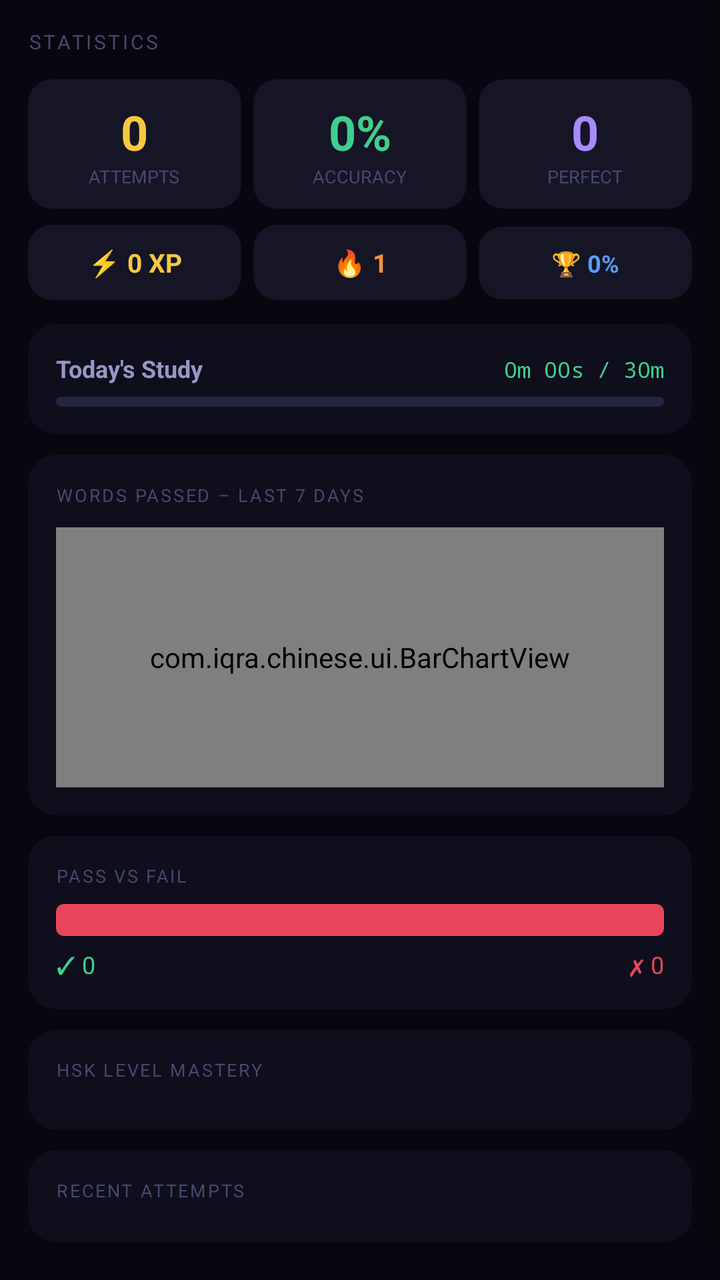
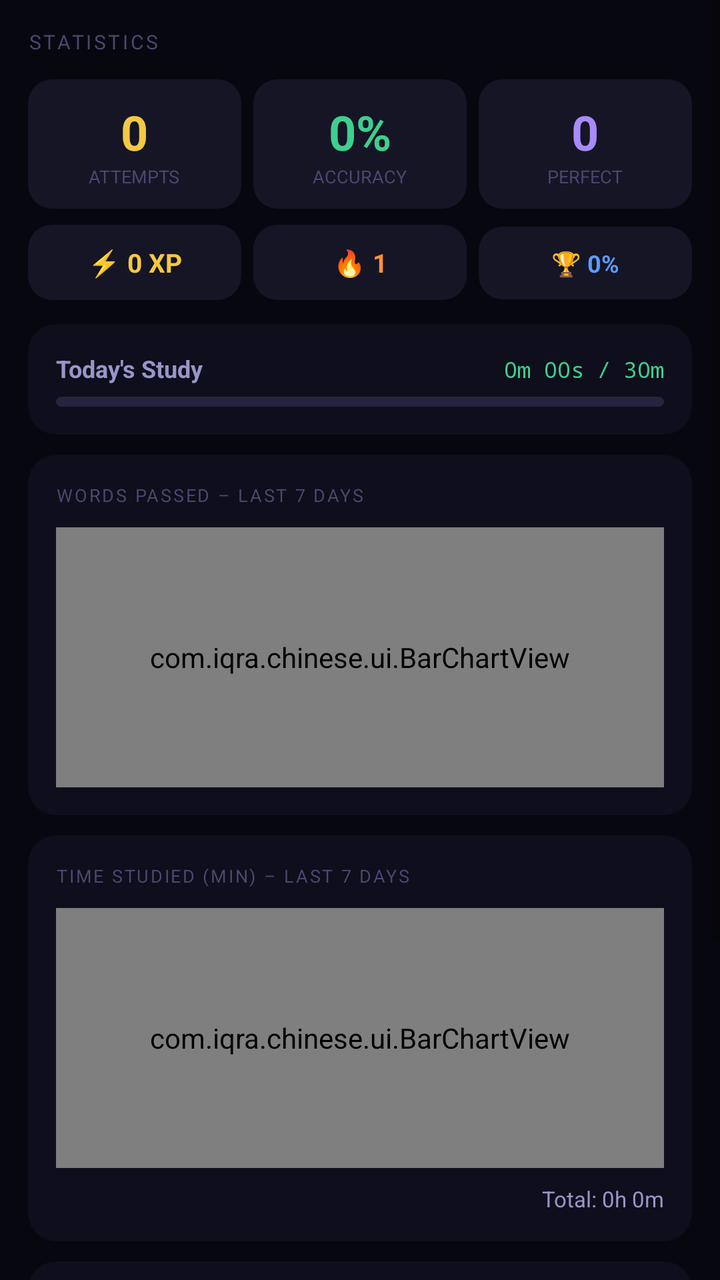

Two renders of the same Android screen: before a commit and after it. Below are the layout's source before the change and the commit's diff.
<!-- AndroidManifest.xml: application theme AppTheme -->
<!-- res/layout/fragment_stats.xml -->
<?xml version="1.0" encoding="utf-8"?>
<ScrollView xmlns:android="http://schemas.android.com/apk/res/android"
    xmlns:app="http://schemas.android.com/apk/res-auto"
    android:layout_width="match_parent" android:layout_height="match_parent"
    android:background="@color/bg">
    <LinearLayout android:layout_width="match_parent" android:layout_height="wrap_content"
        android:orientation="vertical" android:padding="14dp">

        <TextView android:layout_width="wrap_content" android:layout_height="wrap_content"
            android:text="STATISTICS" android:textSize="10sp" android:textColor="@color/text_muted"
            android:letterSpacing="0.12" android:layout_marginBottom="12dp"/>

        
        <LinearLayout android:layout_width="match_parent" android:layout_height="wrap_content"
            android:orientation="horizontal" android:layout_marginBottom="8dp">
            <LinearLayout android:layout_width="0dp" android:layout_height="wrap_content"
                android:layout_weight="1" android:orientation="vertical" android:gravity="center"
                android:background="@drawable/bg_stat" android:padding="10dp" android:layout_marginEnd="6dp">
                <TextView android:id="@+id/tvAttempts" android:layout_width="wrap_content"
                    android:layout_height="wrap_content" android:text="0"
                    android:textSize="24sp" android:textStyle="bold" android:textColor="@color/gold"/>
                <TextView android:layout_width="wrap_content" android:layout_height="wrap_content"
                    android:text="ATTEMPTS" android:textSize="9sp" android:textColor="@color/text_muted"/>
            </LinearLayout>
            <LinearLayout android:layout_width="0dp" android:layout_height="wrap_content"
                android:layout_weight="1" android:orientation="vertical" android:gravity="center"
                android:background="@drawable/bg_stat" android:padding="10dp" android:layout_marginEnd="6dp">
                <TextView android:id="@+id/tvAccuracy" android:layout_width="wrap_content"
                    android:layout_height="wrap_content" android:text="0%"
                    android:textSize="24sp" android:textStyle="bold" android:textColor="@color/jade"/>
                <TextView android:layout_width="wrap_content" android:layout_height="wrap_content"
                    android:text="ACCURACY" android:textSize="9sp" android:textColor="@color/text_muted"/>
            </LinearLayout>
            <LinearLayout android:layout_width="0dp" android:layout_height="wrap_content"
                android:layout_weight="1" android:orientation="vertical" android:gravity="center"
                android:background="@drawable/bg_stat" android:padding="10dp">
                <TextView android:id="@+id/tvMastered" android:layout_width="wrap_content"
                    android:layout_height="wrap_content" android:text="0"
                    android:textSize="24sp" android:textStyle="bold" android:textColor="@color/violet"/>
                <TextView android:layout_width="wrap_content" android:layout_height="wrap_content"
                    android:text="PERFECT" android:textSize="9sp" android:textColor="@color/text_muted"/>
            </LinearLayout>
        </LinearLayout>

        <LinearLayout android:layout_width="match_parent" android:layout_height="wrap_content"
            android:orientation="horizontal" android:layout_marginBottom="12dp">
            <TextView android:id="@+id/tvXP" android:layout_width="0dp" android:layout_height="wrap_content"
                android:layout_weight="1" android:text="⚡ 0 XP"
                android:textSize="13sp" android:textStyle="bold" android:textColor="@color/gold"
                android:background="@drawable/bg_stat" android:padding="10dp"
                android:gravity="center" android:layout_marginEnd="6dp"/>
            <TextView android:id="@+id/tvStreak" android:layout_width="0dp" android:layout_height="wrap_content"
                android:layout_weight="1" android:text="🔥 1"
                android:textSize="13sp" android:textStyle="bold" android:textColor="@color/amber"
                android:background="@drawable/bg_stat" android:padding="10dp"
                android:gravity="center" android:layout_marginEnd="6dp"/>
            <TextView android:id="@+id/tvBest" android:layout_width="0dp" android:layout_height="wrap_content"
                android:layout_weight="1" android:text="🏆 0%"
                android:textSize="12sp" android:textStyle="bold" android:textColor="@color/sapphire"
                android:background="@drawable/bg_stat" android:padding="10dp" android:gravity="center"/>
        </LinearLayout>

        
        <androidx.cardview.widget.CardView android:layout_width="match_parent"
            android:layout_height="wrap_content" android:layout_marginBottom="10dp"
            app:cardBackgroundColor="@color/bg2" app:cardCornerRadius="14dp" app:cardElevation="0dp">
            <LinearLayout android:layout_width="match_parent" android:layout_height="wrap_content"
                android:orientation="vertical" android:padding="14dp">
                <LinearLayout android:layout_width="match_parent" android:layout_height="wrap_content"
                    android:orientation="horizontal" android:layout_marginBottom="6dp">
                    <TextView android:layout_width="0dp" android:layout_height="wrap_content"
                        android:layout_weight="1" android:text="Today's Study"
                        android:textSize="12sp" android:textStyle="bold" android:textColor="@color/text_secondary"/>
                    <TextView android:id="@+id/tvDaily" android:layout_width="wrap_content"
                        android:layout_height="wrap_content" android:text="0m 00s / 30m"
                        android:textSize="11sp" android:textColor="@color/jade" android:fontFamily="monospace"/>
                </LinearLayout>
                <ProgressBar android:id="@+id/pbDaily"
                    style="?android:attr/progressBarStyleHorizontal"
                    android:layout_width="match_parent" android:layout_height="5dp"
                    android:progressDrawable="@drawable/pb_daily" android:max="100"/>
            </LinearLayout>
        </androidx.cardview.widget.CardView>

        
        <androidx.cardview.widget.CardView android:layout_width="match_parent"
            android:layout_height="wrap_content" android:layout_marginBottom="10dp"
            app:cardBackgroundColor="@color/bg2" app:cardCornerRadius="14dp" app:cardElevation="0dp">
            <LinearLayout android:layout_width="match_parent" android:layout_height="wrap_content"
                android:orientation="vertical" android:padding="14dp">
                <TextView android:layout_width="wrap_content" android:layout_height="wrap_content"
                    android:text="WORDS PASSED – LAST 7 DAYS" android:textSize="9sp"
                    android:textColor="@color/text_muted" android:letterSpacing="0.1"
                    android:layout_marginBottom="10dp"/>
                <com.iqra.chinese.ui.BarChartView android:id="@+id/barChart"
                    android:layout_width="match_parent" android:layout_height="130dp"/>
            </LinearLayout>
        </androidx.cardview.widget.CardView>

        
        <androidx.cardview.widget.CardView android:layout_width="match_parent"
            android:layout_height="wrap_content" android:layout_marginBottom="10dp"
            app:cardBackgroundColor="@color/bg2" app:cardCornerRadius="14dp" app:cardElevation="0dp">
            <LinearLayout android:layout_width="match_parent" android:layout_height="wrap_content"
                android:orientation="vertical" android:padding="14dp">
                <TextView android:layout_width="wrap_content" android:layout_height="wrap_content"
                    android:text="PASS VS FAIL" android:textSize="9sp" android:textColor="@color/text_muted"
                    android:letterSpacing="0.1" android:layout_marginBottom="8dp"/>
                <ProgressBar android:id="@+id/pbPassFail"
                    style="?android:attr/progressBarStyleHorizontal"
                    android:layout_width="match_parent" android:layout_height="16dp"
                    android:progressDrawable="@drawable/pb_pass_fail"
                    android:max="100" android:layout_marginBottom="6dp"/>
                <LinearLayout android:layout_width="match_parent" android:layout_height="wrap_content"
                    android:orientation="horizontal">
                    <TextView android:id="@+id/tvPass" android:layout_width="wrap_content"
                        android:layout_height="wrap_content" android:text="✓ 0"
                        android:textSize="12sp" android:textColor="@color/jade"/>
                    <View android:layout_width="0dp" android:layout_height="1dp" android:layout_weight="1"/>
                    <TextView android:id="@+id/tvFail" android:layout_width="wrap_content"
                        android:layout_height="wrap_content" android:text="✗ 0"
                        android:textSize="12sp" android:textColor="@color/ruby"/>
                </LinearLayout>
            </LinearLayout>
        </androidx.cardview.widget.CardView>

        
        <androidx.cardview.widget.CardView android:layout_width="match_parent"
            android:layout_height="wrap_content" android:layout_marginBottom="10dp"
            app:cardBackgroundColor="@color/bg2" app:cardCornerRadius="14dp" app:cardElevation="0dp">
            <LinearLayout android:layout_width="match_parent" android:layout_height="wrap_content"
                android:orientation="vertical" android:padding="14dp">
                <TextView android:layout_width="wrap_content" android:layout_height="wrap_content"
                    android:text="HSK LEVEL MASTERY" android:textSize="9sp"
                    android:textColor="@color/text_muted" android:letterSpacing="0.1"
                    android:layout_marginBottom="10dp"/>
                <LinearLayout android:id="@+id/llLevelProgress" android:layout_width="match_parent"
                    android:layout_height="wrap_content" android:orientation="vertical"/>
            </LinearLayout>
        </androidx.cardview.widget.CardView>

        
        <androidx.cardview.widget.CardView android:layout_width="match_parent"
            android:layout_height="wrap_content" android:layout_marginBottom="24dp"
            app:cardBackgroundColor="@color/bg2" app:cardCornerRadius="14dp" app:cardElevation="0dp">
            <LinearLayout android:layout_width="match_parent" android:layout_height="wrap_content"
                android:orientation="vertical" android:padding="14dp">
                <TextView android:layout_width="wrap_content" android:layout_height="wrap_content"
                    android:text="RECENT ATTEMPTS" android:textSize="9sp"
                    android:textColor="@color/text_muted" android:letterSpacing="0.1"
                    android:layout_marginBottom="6dp"/>
                <LinearLayout android:id="@+id/llRecent" android:layout_width="match_parent"
                    android:layout_height="wrap_content" android:orientation="vertical"/>
            </LinearLayout>
        </androidx.cardview.widget.CardView>
    </LinearLayout>
</ScrollView>
<!-- resources referenced by this layout -->
<resources>
  <color name="amber">#FB923C</color>
  <color name="bg">#07070F</color>
  <color name="bg2">#0E0E1C</color>
  <color name="gold">#F5C842</color>
  <color name="jade">#3ECF8E</color>
  <color name="ruby">#E8455A</color>
  <color name="sapphire">#5B9CF6</color>
  <color name="text_muted">#4A4870</color>
  <color name="text_secondary">#9896C8</color>
  <color name="violet">#A78BFA</color>
  <!-- drawable bg_stat (drawable) -->
  <?xml version="1.0" encoding="utf-8"?>
  <shape xmlns:android="http://schemas.android.com/apk/res/android">
      <solid android:color="#151526"/>
      <corners android:radius="12dp"/>
  </shape>
  <!-- drawable pb_daily (drawable) -->
  <?xml version="1.0" encoding="utf-8"?>
  <layer-list xmlns:android="http://schemas.android.com/apk/res/android">
      <item android:id="@android:id/background">
          <shape><solid android:color="#242440"/><corners android:radius="3dp"/></shape>
      </item>
      <item android:id="@android:id/progress">
          <clip><shape>
              <gradient android:startColor="#3ECF8E" android:endColor="#F5C842" android:angle="0"/>
              <corners android:radius="3dp"/>
          </shape></clip>
      </item>
  </layer-list>
  <!-- drawable pb_pass_fail (drawable) -->
  <?xml version="1.0" encoding="utf-8"?>
  <layer-list xmlns:android="http://schemas.android.com/apk/res/android">
      <item android:id="@android:id/background">
          <shape><solid android:color="#E8455A"/><corners android:radius="4dp"/></shape>
      </item>
      <item android:id="@android:id/progress">
          <clip><shape>
              <solid android:color="#3ECF8E"/>
              <corners android:radius="4dp"/>
          </shape></clip>
      </item>
  </layer-list>
  <style name="AppTheme" parent="Theme.MaterialComponents.DayNight.NoActionBar">
          <item name="colorPrimary">@color/gold</item>
          <item name="colorPrimaryVariant">#C49A0A</item>
          <item name="colorOnPrimary">@color/black</item>
          <item name="colorSecondary">@color/violet</item>
          <item name="colorOnSecondary">@color/white</item>
          <item name="android:colorBackground">@color/bg</item>
          <item name="colorSurface">@color/bg2</item>
          <item name="colorOnSurface">@color/text_primary</item>
          <item name="android:windowBackground">@color/bg</item>
          <item name="android:statusBarColor">@color/bg</item>
          <item name="android:navigationBarColor">@color/bg2</item>
          <item name="android:windowLightStatusBar">false</item>
      </style>
  <color name="black">#000000</color>
  <color name="white">#FFFFFF</color>
  <color name="text_primary">#F2F0FF</color>
</resources>

<!-- the commit's change to res/layout/fragment_stats.xml (unified diff, before → after) -->
@@ -104,6 +104,26 @@
             <LinearLayout android:layout_width="match_parent" android:layout_height="wrap_content"
                 android:orientation="vertical" android:padding="14dp">
                 <TextView android:layout_width="wrap_content" android:layout_height="wrap_content"
+                    android:text="TIME STUDIED (MIN) – LAST 7 DAYS" android:textSize="9sp"
+                    android:textColor="@color/text_muted" android:letterSpacing="0.1"
+                    android:layout_marginBottom="10dp"/>
+                <com.iqra.chinese.ui.BarChartView android:id="@+id/timeChart"
+                    android:layout_width="match_parent" android:layout_height="130dp"/>
+                <TextView android:id="@+id/tvTotalTimeStudied"
+                    android:layout_width="match_parent" android:layout_height="wrap_content"
+                    android:text="Total: 0h 0m" android:textSize="11sp"
+                    android:textColor="@color/text_secondary" android:gravity="end"
+                    android:layout_marginTop="8dp"/>
+            </LinearLayout>
+        </androidx.cardview.widget.CardView>
+
+        
+        <androidx.cardview.widget.CardView android:layout_width="match_parent"
+            android:layout_height="wrap_content" android:layout_marginBottom="10dp"
+            app:cardBackgroundColor="@color/bg2" app:cardCornerRadius="14dp" app:cardElevation="0dp">
+            <LinearLayout android:layout_width="match_parent" android:layout_height="wrap_content"
+                android:orientation="vertical" android:padding="14dp">
+                <TextView android:layout_width="wrap_content" android:layout_height="wrap_content"
                     android:text="PASS VS FAIL" android:textSize="9sp" android:textColor="@color/text_muted"
                     android:letterSpacing="0.1" android:layout_marginBottom="8dp"/>
                 <ProgressBar android:id="@+id/pbPassFail"
